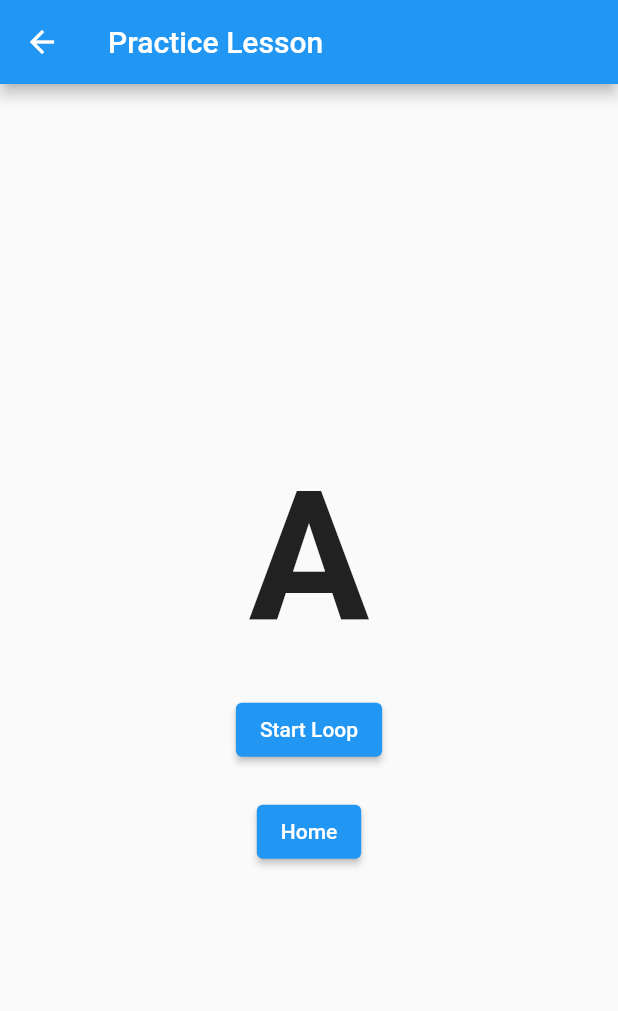
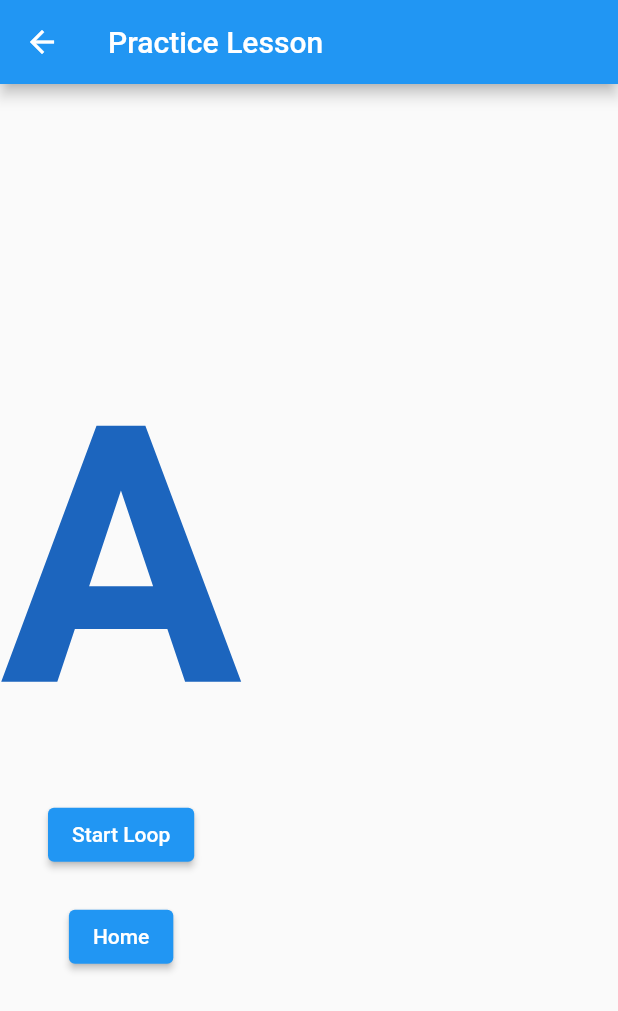
Before and after one commit to ikbhal/alphabet_loop_english, a Flutter app: the screen it shows after launch, after a tap on an icon or button, on a phone screen of 412 x 824 dp. Shown: the top 1011 px of the screen. Run offline on Flutter 3.47's test engine with Material 2 defaults, Android fonts, the light colour scheme and no system bars; our stand-ins replace audioplayers, platform.

Commit message:
isWindows check added, but still problem with android rending excess space, then audio not looping in android

```diff
--- a/lib/main.dart
+++ b/lib/main.dart
@@ -2,6 +2,7 @@ import 'package:flutter/material.dart';
 
 import 'practice_lesson_screen.dart';
 import 'record_lesson_screen.dart';
+import 'package:platform/platform.dart';
 
 void main() {
   runApp(AlphabetApp());
@@ -25,6 +26,9 @@ class AlphabetApp extends StatelessWidget {
 }
 
 class HomePage extends StatelessWidget{
+
+  Platform platform = LocalPlatform();
+
   @override
   Widget build(BuildContext context) {
     return Scaffold(
@@ -46,7 +50,8 @@ class HomePage extends StatelessWidget{
               shrinkWrap: true,
               gridDelegate: SliverGridDelegateWithFixedCrossAxisCount(
                 // crossAxisCount: 4,
-                 crossAxisCount: 10,
+                //  crossAxisCount: 10,
+                crossAxisCount: platform.isWindows ? 10 : 4
               ),
               itemCount: 26,
               itemBuilder: (context, index) {
--- a/lib/practice_lesson_screen.dart
+++ b/lib/practice_lesson_screen.dart
@@ -1,3 +1,5 @@
+import 'dart:math';
+
 import 'package:audioplayers/audioplayers.dart';
 import 'package:flutter/material.dart';
 
@@ -32,9 +34,9 @@ class _PracticeLessonScreenState extends State<PracticeLessonScreen> {
     // audioPlayer.
     audioPlayer.setReleaseMode(ReleaseMode.stop);
     audioPlayer.onPlayerStateChanged.listen((event) {
-      if (isPlaying &&  event == PlayerState.completed) {
+      if (isPlaying && event == PlayerState.completed) {
         int currentIndex = alphabets.indexOf(currentAlphabet);
-         setState(() {
+        setState(() {
           if (currentIndex < alphabets.length - 1) {
             currentAlphabet = alphabets[currentIndex + 1];
           } else {
@@ -48,14 +50,14 @@ class _PracticeLessonScreenState extends State<PracticeLessonScreen> {
     generateAlphabetList();
   }
 
-   @override
+  @override
   void dispose() {
     audioPlayer.stop();
     audioPlayer.dispose();
     super.dispose();
   }
 
-  void audioCacheLoadAllAlphabets(){
+  void audioCacheLoadAllAlphabets() {
     int start = 'a'.codeUnitAt(0);
     int end = 'z'.codeUnitAt(0);
 
@@ -67,7 +69,6 @@ class _PracticeLessonScreenState extends State<PracticeLessonScreen> {
       // alphabets.add(assetPath);
     }
   }
-
 
   void generateAlphabetList() {
     int start = widget.startAlphabet.codeUnitAt(0);
@@ -93,7 +94,7 @@ class _PracticeLessonScreenState extends State<PracticeLessonScreen> {
   }
 
   void toggleLoop() {
-    setState((){
+    setState(() {
       isPlaying = !isPlaying;
       updateCurrentAlphabet();
     });
@@ -101,11 +102,21 @@ class _PracticeLessonScreenState extends State<PracticeLessonScreen> {
 
   void updateCurrentAlphabet() {
     print("inside updateCurrentAlphabet");
-    if(!isPlaying){
+    if (!isPlaying) {
       print("wont loop as isplaying false, returning");
       return;
     }
     playCurrentAlphabetAudio();
+  }
+
+  Color getRandomColor() {
+    Random random = Random();
+    return Color.fromRGBO(
+      random.nextInt(256),
+      random.nextInt(256),
+      random.nextInt(256),
+      1.0,
+    );
   }
 
   @override
@@ -114,13 +125,17 @@ class _PracticeLessonScreenState extends State<PracticeLessonScreen> {
       appBar: AppBar(
         title: Text('Practice Lesson'),
       ),
-      body: Center(
+      body: Expanded(
         child: Column(
           mainAxisAlignment: MainAxisAlignment.center,
           children: [
             Text(
               currentAlphabet,
-              style: TextStyle(fontSize: 120.0, fontWeight: FontWeight.bold),
+              style: TextStyle(
+                fontSize: 240.0,
+                fontWeight: FontWeight.bold,
+                color: getRandomColor()
+              ),
             ),
             SizedBox(height: 20.0),
             // ElevatedButton(
@@ -129,7 +144,7 @@ class _PracticeLessonScreenState extends State<PracticeLessonScreen> {
             // ),
             ElevatedButton(
               onPressed: toggleLoop,
-              child: !isPlaying ?Text ('Start Loop') : Text('Stop Loop'),
+              child: !isPlaying ? Text('Start Loop') : Text('Stop Loop'),
             ),
             SizedBox(height: 20.0),
             ElevatedButton(
```
